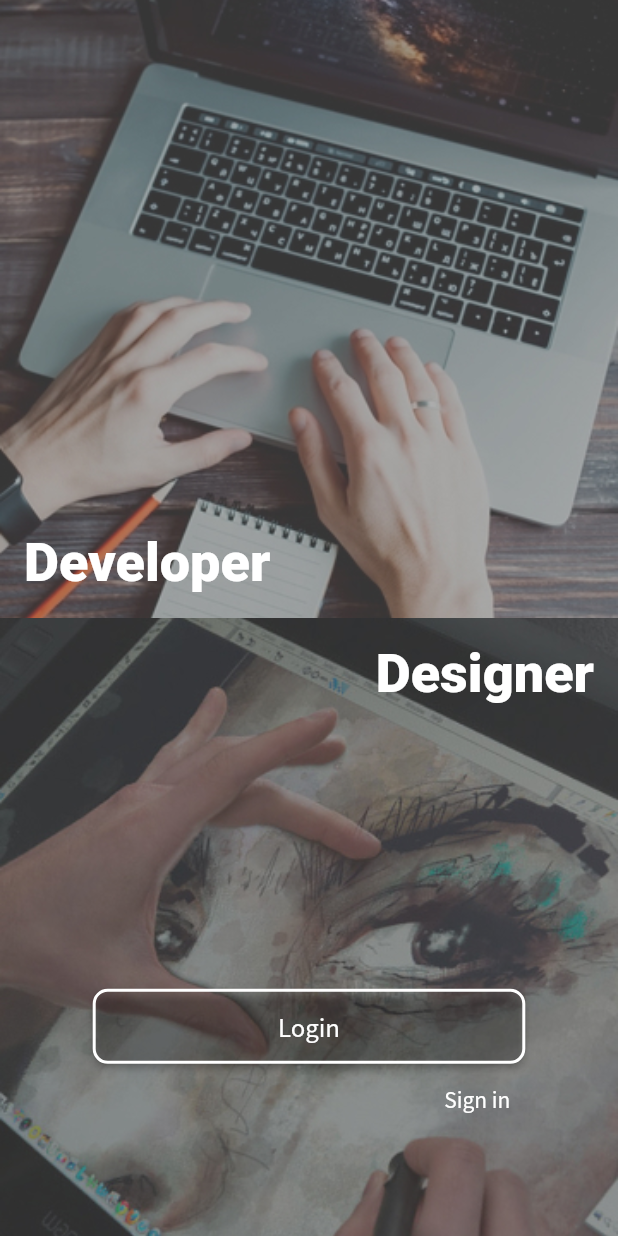
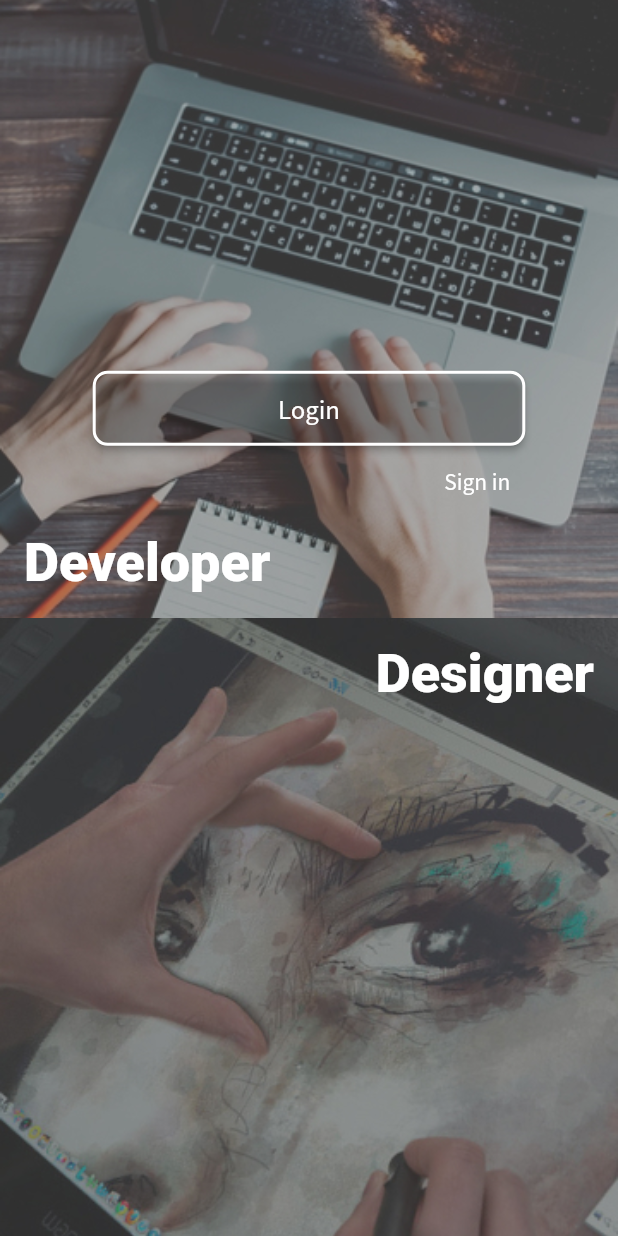
Before and after one commit to kdhhuns2000/d_to_d, a Flutter app: the screen it shows after launch, on a phone screen of 412 x 824 dp. Run offline on Flutter 3.47's test engine with Material 2 defaults, Android fonts, the phone set to English and light mode, and no system bars; our stand-ins replace convex_bottom_bar, dotted_border, flutter_riverpod, go_router; missing offline and left inert: responsive_grid_list; Roboto replaces fonts that are missing (NotoSerifKR); key blocks and very long unbroken strings in the code were emptied for the run.

Commit message:
Modify widget structure

```diff
--- a/lib/screens/login/mobile_login.dart
+++ b/lib/screens/login/mobile_login.dart
@@ -7,7 +7,10 @@ class MobileLogin extends StatelessWidget {
   @override
   Widget build(BuildContext context) {
     return Scaffold(
-      body: Column(
+      body: Stack(
+        alignment: Alignment.center,
+        children: [
+          Column(
             children: [
               Flexible(
                 fit: FlexFit.tight,
@@ -36,10 +39,7 @@ class MobileLogin extends StatelessWidget {
               ),
               Flexible(
                 fit: FlexFit.tight,
-            child: Stack(
-              alignment: Alignment.center,
-              children: [
-                Container(
+                child: Container(
                   decoration: BoxDecoration(
                     image: DecorationImage(
                       image: AssetImage('assets/images/bg_designer.jpg'),
@@ -61,10 +61,10 @@ class MobileLogin extends StatelessWidget {
                     ),
                   ),
                 ),
-                LoginWidget(),
+              ),
             ],
           ),
-          ),
+          LoginWidget(),
         ],
       ),
     );
```
Lines whose indentation alone changed are shown as unchanged.
